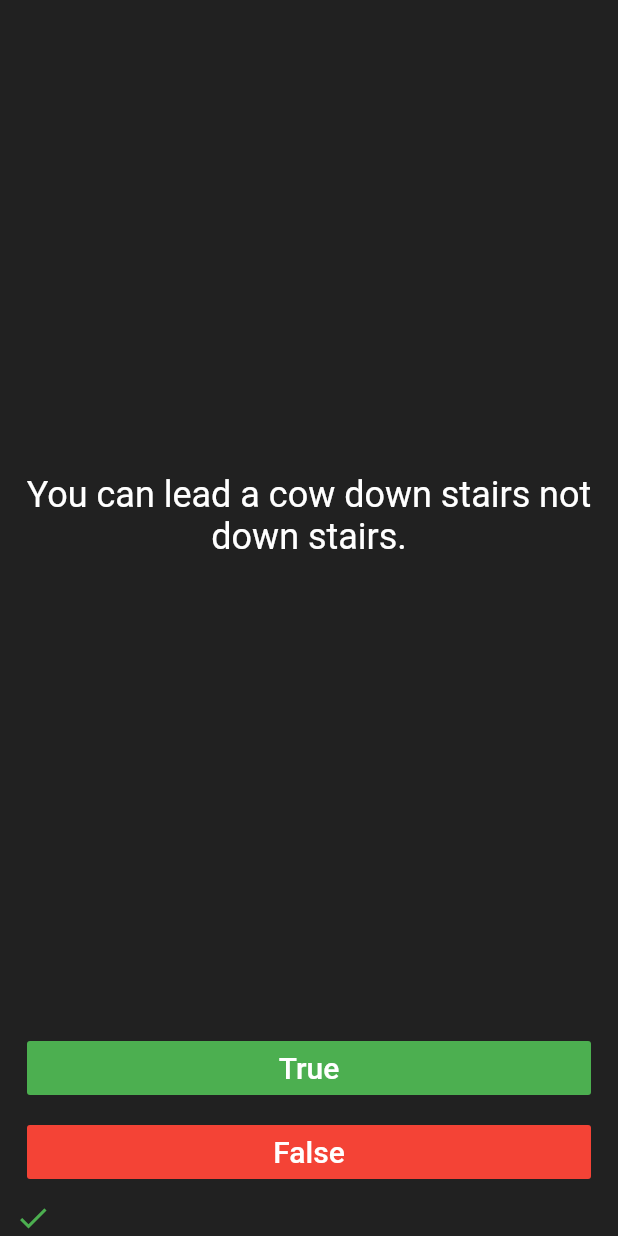
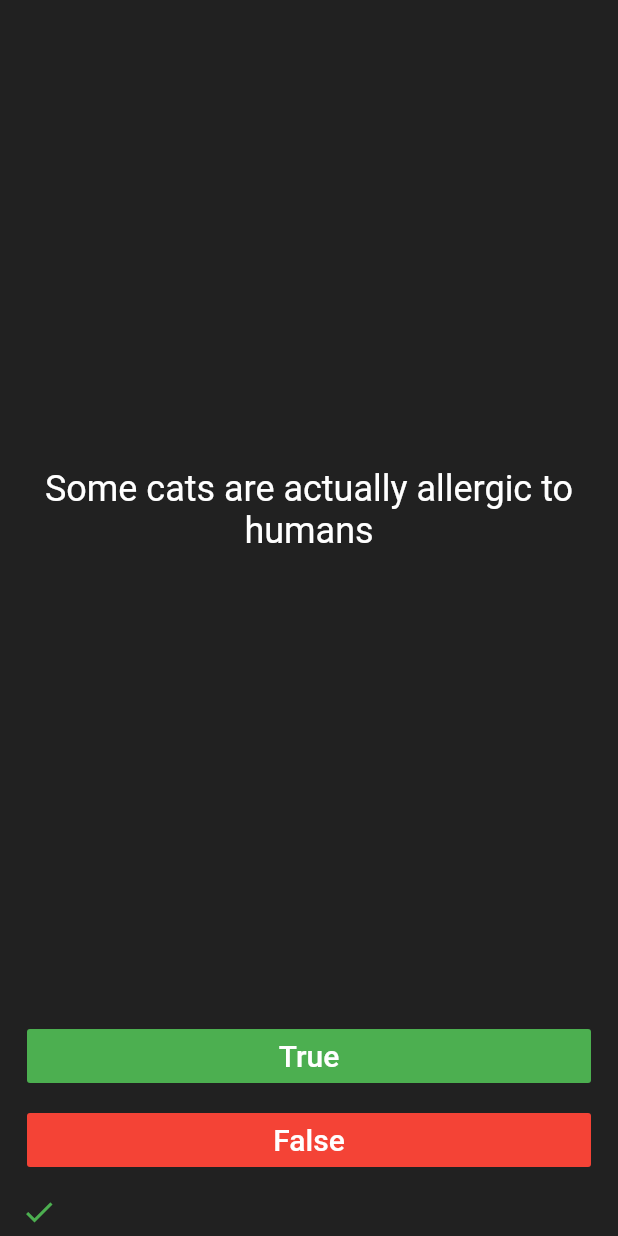
Before and after one commit to KayesAshfaQ/flatter_quizzler, a Flutter app: the screen it shows after launch, after a tap on "True", on a phone screen of 412 x 824 dp. Run offline on Flutter 3.47's test engine with Material 2 defaults, Android fonts, the phone set to English and light mode, and no system bars; our stand-ins replace rflutter_alert.

Commit message:
quiz working

```diff
--- a/lib/main.dart
+++ b/lib/main.dart
@@ -1,6 +1,8 @@
 import 'package:flatter_quizzler/question.dart';
+import 'package:flatter_quizzler/question_brain.dart';
 import 'package:flutter/cupertino.dart';
 import 'package:flutter/material.dart';
+import 'package:rflutter_alert/rflutter_alert.dart';
 
 void main() => runApp(const Quizzler());
 
@@ -31,57 +33,52 @@ class QuizePage extends StatefulWidget {
 }
 
 class _QuizePageState extends State<QuizePage> {
-  List<Widget> scoreKeeper = [
-    /*const Icon(
-      Icons.check,
-      color: Colors.green,
-    ),
-    const Icon(
-      Icons.close,
-      color: Colors.red,
-    ),*/
-  ];
+  int scoreCount = 0;
+  List<Widget> scoreKeeper = [];
 
-  List<Question> questions = [
-    Question('Birds can fly.', true),
-    Question('You can lead a cow down stairs not down stairs.', false),
-    Question('Approximately one quarter of human bones are in feet.', true),
-    Question('A slug\'s blood is green.', true),
-  ];
+  //creating an instance of QuestionBrain class
+  //where all functionality stays
+  QuestionBrain questionBrain = QuestionBrain();
 
-  /*List<String> questionList = [
-    'Birds can fly.',
-    'You can lead a cow down stairs not down stairs.',
-    'Approximately one quarter of human bones are in feet.',
-    'A slug\'s blood is green.'
-  ];
+  void checkAnswer(bool ans) {
+    if (questionBrain.isQuestionsEnd()) {
+      Alert(
+        context: context,
+        type: AlertType.success,
+        title: 'Qizzler Finished!',
+        desc: 'Score : $scoreCount out of ${questionBrain.getQuestionLength()}',
+        buttons: [
+          DialogButton(
+            child: const Text(
+              "Restart",
+              style: TextStyle(color: Colors.white, fontSize: 20),
+            ),
+            onPressed: () {
+              setState(() {
+                scoreCount = 0;
+                //questionBrain.isQuestionEnd = false;
+                questionBrain.questionNumber = 0;
+                scoreKeeper.clear();
+                Navigator.pop(context);
+              });
+            },
+            width: 120,
+          )
+        ],
+      ).show();
+    } else {
+      setState(() {
+        if (questionBrain.getQuestionAns() == ans) {
+          scoreCount++;
+          scoreKeeper.add(const Icon(Icons.check, color: Colors.green));
+        } else {
+          scoreKeeper.add(const Icon(Icons.close, color: Colors.red));
+        }
+      });
 
-  List<bool> answerList = [true, false, true, true];*/
-
-  int questionNumber = 0;
-
-  void changeQuestions(bool ans) {
-    setState(() {
-      if (questions[questionNumber].answer == ans) {
-        scoreKeeper.add(
-          const Icon(
-            Icons.check,
-            color: Colors.green,
-          ),
-        );
-      } else {
-        scoreKeeper.add(
-          const Icon(
-            Icons.close,
-            color: Colors.red,
-          ),
-        );
-      }
-
-      if (questionNumber < questions.length - 1) {
-        questionNumber++;
-      }
-    });
+      //after checking question change to the next answer
+      questionBrain.nextQuestion();
+    }
   }
 
   @override
@@ -92,7 +89,7 @@ class _QuizePageState extends State<QuizePage> {
         Expanded(
           child: Center(
             child: Text(
-              questions[questionNumber].questionText,
+              questionBrain.getQuestionText(),
               textAlign: TextAlign.center,
               style: const TextStyle(
                 color: Colors.white,
@@ -106,14 +103,11 @@ class _QuizePageState extends State<QuizePage> {
           child: FlatButton(
             color: Colors.green,
             onPressed: () {
-              changeQuestions(true);
+              checkAnswer(true);
             },
             child: const Text(
               'True',
-              style: TextStyle(
-                color: Colors.white,
-                fontSize: 20.0,
-              ),
+              style: TextStyle(color: Colors.white, fontSize: 20.0),
             ),
           ),
         ),
@@ -123,20 +117,20 @@ class _QuizePageState extends State<QuizePage> {
             color: Colors.red,
             onPressed: () {
               setState(() {
-                changeQuestions(false);
+                checkAnswer(false);
               });
             },
             child: const Text(
               'False',
-              style: TextStyle(
-                color: Colors.white,
-                fontSize: 20.0,
-              ),
+              style: TextStyle(color: Colors.white, fontSize: 20.0),
             ),
           ),
         ),
-        Row(
-          children: scoreKeeper,
+        Container(
+          padding: EdgeInsets.all(4.0),
+          child: Row(
+            children: scoreKeeper,
+          ),
         ),
       ],
     );
--- /dev/null
+++ b/lib/question_brain.dart
@@ -0,0 +1,64 @@
+import 'package:flatter_quizzler/question.dart';
+
+class QuestionBrain {
+  int questionNumber = 0;
+
+  // bool isQuestionEnd = false;
+
+  final List<Question> _questions = [
+    Question('Birds can fly.', true),
+    Question('Some cats are actually allergic to humans', true),
+    Question('You can lead a cow down stairs but not up stairs.', false),
+    Question('Approximately one quarter of human bones are in the feet.', true),
+    Question('A slug\'s blood is green.', true),
+    Question('Buzz Aldrin\'s mother\'s maiden name was \"Moon\".', true),
+    Question('It is illegal to pee in the Ocean in Portugal.', true),
+    Question(
+        'No piece of square dry paper can be folded in half more than 7 times.',
+        false),
+    Question(
+        'In London, UK, if you happen to die in the House of Parliament, you are technically entitled to a state funeral, because the building is considered too sacred a place.',
+        true),
+    Question(
+        'The loudest sound produced by any animal is 188 decibels. That animal is the African Elephant.',
+        false),
+    Question(
+        'The total surface area of two human lungs is approximately 70 square metres.',
+        true),
+    Question('Google was originally called \"Backrub\".', true),
+    Question(
+        'Chocolate affects a dog\'s heart and nervous system; a few ounces are enough to kill a small dog.',
+        true),
+    Question(
+        'In West Virginia, USA, if you accidentally hit an animal with your car, you are free to take it home to eat.',
+        true),
+  ];
+
+  Question getQuestion() {
+    return _questions[questionNumber];
+  }
+
+  String getQuestionText() {
+    return _questions[questionNumber].questionText;
+  }
+
+  bool getQuestionAns() {
+    return _questions[questionNumber].answer;
+  }
+
+  void nextQuestion() {
+    if (questionNumber < _questions.length - 1) {
+      questionNumber++;
+    } /*else {
+      isQuestionEnd = true;
+    }*/
+  }
+
+  bool isQuestionsEnd() {
+    return !(questionNumber < _questions.length - 1);
+  }
+
+  int getQuestionLength() {
+    return _questions.length;
+  }
+}
--- a/pubspec.yaml
+++ b/pubspec.yaml
@@ -34,6 +34,11 @@ dependencies:
   # The following adds the Cupertino Icons font to your application.
   # Use with the CupertinoIcons class for iOS style icons.
   cupertino_icons: ^1.0.2
+
+  #RFlutter Alert is super customizable and easy-to-use alert/popup dialogs for Flutter.
+  #You may create reusable alert styles or add buttons as much as you want with ease.
+  rflutter_alert: ^2.0.4
+
 
 dev_dependencies:
   flutter_test:
```
Also changed, not shown: pubspec.lock.
